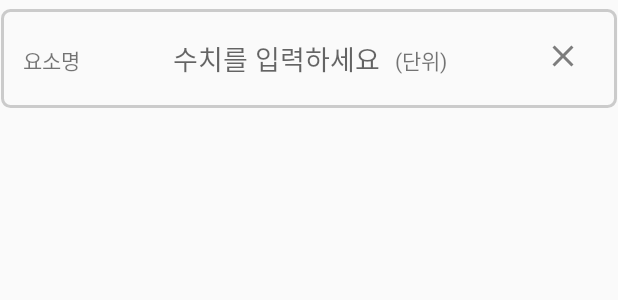
After one commit to mine0697782/2019-MobileProgramming-Group-H, an Android app: the layout item_element_add_research.xml on its own in the app's theme, with its tools: preview values and no code run, on a phone screen of 412 x 824 dp. The commit adds this screen. Shown: the top 300 px of the screen. Run offline under Robolectric (Android 15) with nearby library versions, the phone set to English and light mode, and no system bars.

Commit message:
AddResearchActivity 화면 재구성

```diff
--- a/Android/RecipeLab/app/src/main/AndroidManifest.xml
+++ b/Android/RecipeLab/app/src/main/AndroidManifest.xml
@@ -9,7 +9,8 @@
         android:roundIcon="@mipmap/ic_launcher_round"
         android:supportsRtl="true"
         android:theme="@style/AppTheme.NoActionBar">
-        <activity android:name=".activity.TestActivity"></activity>
+        <activity android:name=".activity.AddResearchActivity2"></activity>
+        <activity android:name=".activity.TestActivity" />
         <activity
             android:name=".activity.ResearchResultActivity"
             android:label="@string/label_research_result" />
--- /dev/null
+++ b/Android/RecipeLab/app/src/main/res/layout/item_element_add_research.xml
@@ -0,0 +1,73 @@
+<?xml version="1.0" encoding="utf-8"?>
+<LinearLayout xmlns:android="http://schemas.android.com/apk/res/android"
+    android:layout_width="match_parent"
+    android:layout_height="wrap_content"
+    android:layout_marginTop="5dp"
+    android:layout_marginBottom="5dp"
+    android:background="@drawable/border_element_frame"
+    android:orientation="vertical"
+    android:paddingStart="15dp"
+    android:paddingTop="20dp"
+    android:paddingEnd="15dp"
+    android:paddingBottom="20dp">
+
+    <LinearLayout
+        android:layout_width="match_parent"
+        android:layout_height="wrap_content"
+        android:orientation="horizontal">
+
+        <!--<TextView
+            android:id="@+id/text_element_num"
+            android:layout_width="wrap_content"
+            android:layout_height="wrap_content"
+            android:text="N번" />-->
+
+        <!--<ImageView
+            android:layout_width="10dp"
+            android:layout_height="match_parent"
+            android:background="#FAFAFA" />-->
+
+        <TextView
+            android:id="@+id/edit_element_name"
+            android:layout_width="100dp"
+            android:layout_height="wrap_content"
+            android:background="@color/colorTransparent"
+            android:focusable="true"
+            android:focusableInTouchMode="true"
+            android:singleLine="true"
+            android:text="요소명" />
+
+        <EditText
+            android:id="@+id/edit_element_degree"
+            android:layout_width="wrap_content"
+            android:layout_height="wrap_content"
+            android:background="@color/colorTransparent"
+            android:focusable="true"
+            android:focusableInTouchMode="true"
+            android:hint="수치를 입력하세요"
+            android:singleLine="true" />
+
+        <ImageView
+            android:layout_width="10dp"
+            android:layout_height="match_parent"
+            android:background="@color/colorTransparent" />
+
+        <TextView
+            android:id="@+id/text_element_unit"
+            android:layout_width="100dp"
+            android:layout_height="wrap_content"
+            android:background="@color/colorTransparent"
+            android:focusable="true"
+            android:focusableInTouchMode="true"
+            android:singleLine="true"
+            android:text="(단위)" />
+
+        <ImageView
+            android:id="@+id/btn_close"
+            android:layout_width="wrap_content"
+            android:layout_height="wrap_content"
+            android:src="@drawable/ic_close_black_24dp"
+            android:tint="#7D7D7D" />
+
+    </LinearLayout>
+</LinearLayout>
```
Also changed, not shown: Android/RecipeLab/app/src/main/java/com/grouph/recipelab/activity/AddResearchActivity2.kt (added, +45 -0 lines), Android/RecipeLab/app/src/main/java/com/grouph/recipelab/activity/ResearchingListActivity.kt (+6 -3 lines), Android/RecipeLab/app/src/main/res/layout/activity_add_research2.xml (added, +63 -0 lines).
